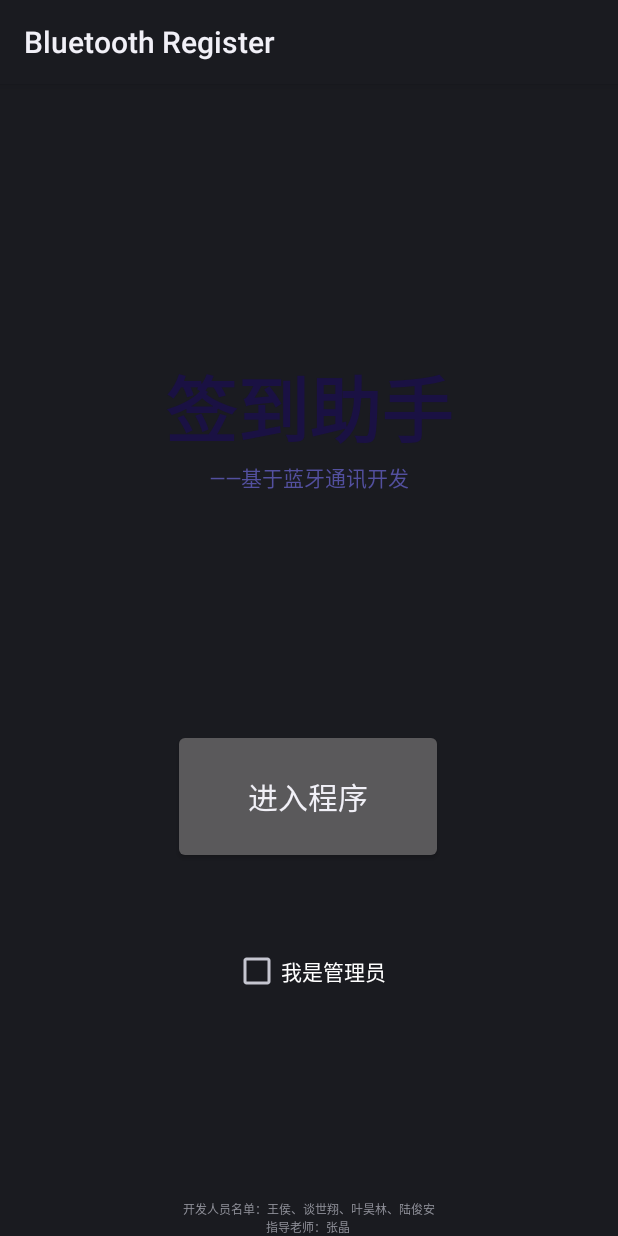
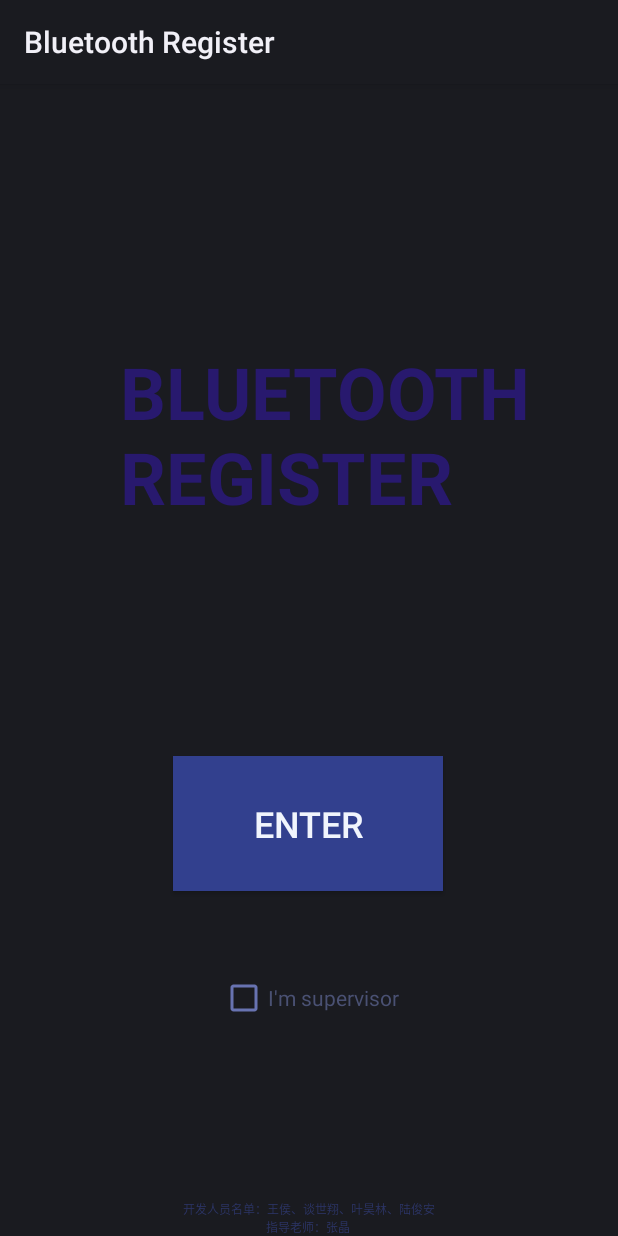
Before and after one commit to The-fourth-Marquis/com.example.android.bluetoothchat, an Android app: the screen it shows after launch (StartPageActivity), on a phone screen of 412 x 824 dp. Run offline under Robolectric (Android 15) with nearby library versions, the phone set to English and light mode, and no system bars.

Commit message:
StartPage is modified.

```diff
--- a/Application/src/main/java/com/example/android/bluetoothchat/StartPageActivity.java
+++ b/Application/src/main/java/com/example/android/bluetoothchat/StartPageActivity.java
@@ -64,7 +64,8 @@ public class StartPageActivity extends Activity {
 
             //防误触提醒
             if (b)
-                Toast.makeText(StartPageActivity.this, "如果不是负责考勤的同学，请不要勾选该选项~", Toast.LENGTH_SHORT).show();
+                Toast.makeText(StartPageActivity.this,
+                        "如果不是负责考勤的同学，请不要勾选该选项~", Toast.LENGTH_SHORT).show();
 
             //记录选择情况
             editor = preferences.edit();
--- a/Application/src/main/res/layout/activity_start_page.xml
+++ b/Application/src/main/res/layout/activity_start_page.xml
@@ -11,7 +11,9 @@
         android:layout_width="wrap_content"
         android:layout_height="wrap_content"
         android:layout_marginTop="55dp"
-        android:text="我是管理员"
+        android:buttonTint="#6873B1"
+        android:text="I'm supervisor"
+        android:textColor="#4A5173"
         app:layout_constraintEnd_toEndOf="parent"
         app:layout_constraintStart_toStartOf="parent"
         app:layout_constraintTop_toBottomOf="@+id/enter" />
@@ -20,39 +22,32 @@
         android:id="@+id/enter"
         android:layout_width="180dp"
         android:layout_height="90dp"
-        android:text="进入程序"
-        android:textSize="20sp"
+        android:background="#32408E"
+        android:text="ENTER"
+        android:textColor="#F1F5FD"
+        android:textSize="24sp"
         app:layout_constraintBottom_toBottomOf="parent"
         app:layout_constraintEnd_toEndOf="parent"
         app:layout_constraintHorizontal_bias="0.497"
         app:layout_constraintStart_toStartOf="parent"
         app:layout_constraintTop_toTopOf="parent"
-        app:layout_constraintVertical_bias="0.634" />
+        app:layout_constraintVertical_bias="0.661" />
 
     <TextView
         android:id="@+id/textView3"
         android:layout_width="wrap_content"
         android:layout_height="wrap_content"
-        android:text="签到助手"
+        android:text="BLUETOOTH\nREGISTER"
         android:textAlignment="center"
-        android:textColor="#1A1143"
+        android:textColor="#28196E"
         android:textSize="48sp"
         android:textStyle="bold"
         app:layout_constraintBottom_toTopOf="@+id/enter"
         app:layout_constraintEnd_toEndOf="parent"
+        app:layout_constraintHorizontal_bias="0.575"
         app:layout_constraintStart_toStartOf="parent"
-        app:layout_constraintTop_toTopOf="parent" />
-
-    <TextView
-        android:id="@+id/textView4"
-        android:layout_width="wrap_content"
-        android:layout_height="wrap_content"
-        android:text="——基于蓝牙通讯开发"
-        android:textAlignment="center"
-        android:textColor="#53509F"
-        app:layout_constraintEnd_toEndOf="parent"
-        app:layout_constraintStart_toStartOf="parent"
-        app:layout_constraintTop_toBottomOf="@+id/textView3" />
+        app:layout_constraintTop_toTopOf="parent"
+        app:layout_constraintVertical_bias="0.528" />
 
     <TextView
         android:id="@+id/textView5"
@@ -60,6 +55,7 @@
         android:layout_height="wrap_content"
         android:text="开发人员名单：王侯、谈世翔、叶昊林、陆俊安"
         android:textAlignment="center"
+        android:textColor="#743F51B5"
         android:textSize="8sp"
         app:layout_constraintBottom_toTopOf="@+id/textView6"
         app:layout_constraintEnd_toEndOf="parent"
@@ -71,6 +67,7 @@
         android:layout_height="wrap_content"
         android:text="指导老师：张晶"
         android:textAlignment="center"
+        android:textColor="#743F51B5"
         android:textSize="8sp"
         app:layout_constraintBottom_toBottomOf="parent"
         app:layout_constraintEnd_toEndOf="parent"
--- a/build.gradle
+++ b/build.gradle
@@ -21,7 +21,7 @@ buildscript {
     }
 
     dependencies {
-        classpath 'com.android.tools.build:gradle:7.2.1'
+        classpath 'com.android.tools.build:gradle:7.2.2'
     }
 }
 
```
Also changed, not shown: 1 other file.
